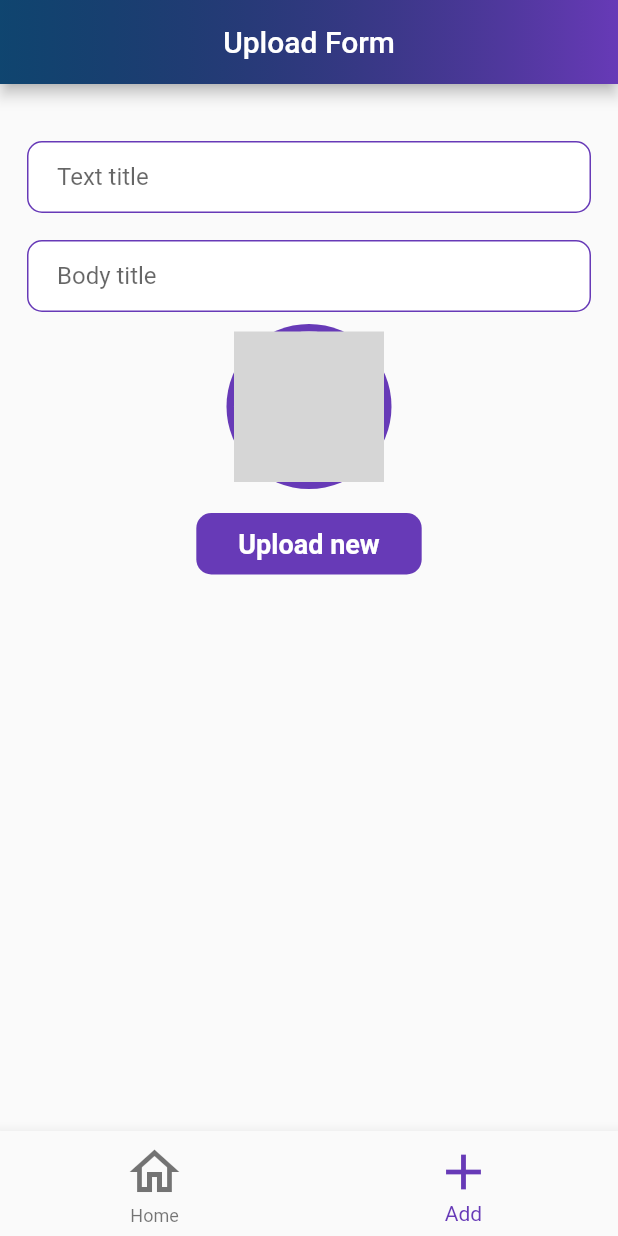
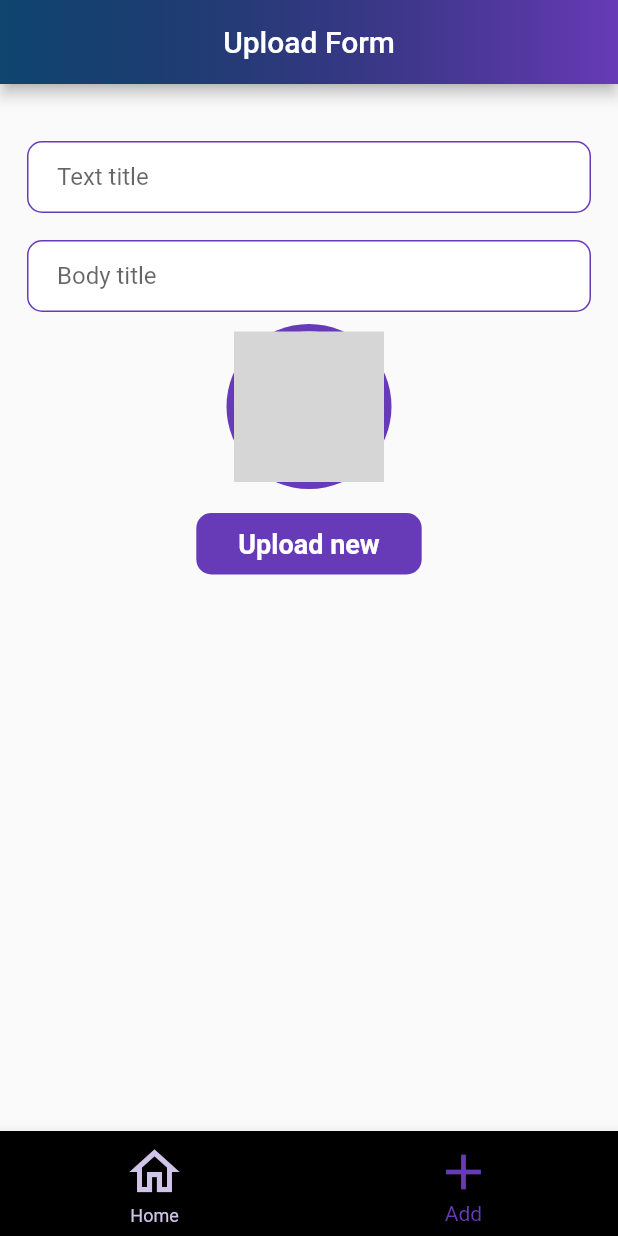
Before and after one commit to zehraeryoldas/socialmediafeedapp, a Flutter app: the screen it shows after launch, item 2 of the bottom bar chosen, on a phone screen of 412 x 824 dp. Run offline on Flutter 3.47's test engine with Material 2 defaults, Android fonts, the phone set to English and light mode, and no system bars; our stand-ins replace cloud_firestore, firebase_auth, firebase_core, firebase_storage, fluttertoast, image_picker and 1 more; accounts and stored records are empty; network calls fail; grey boxes are pictures that could not be loaded.

Commit message:
colors changed

```diff
--- a/lib/users/fragments/dashboard_fragment.dart
+++ b/lib/users/fragments/dashboard_fragment.dart
@@ -36,6 +36,7 @@ class _DashboardOfFragmentState extends State<DashboardOfFragment> {
     return Scaffold(
         body: _fragmentScreen[_indexNumber],
         bottomNavigationBar: BottomNavigationBar(
+            backgroundColor: Colors.black,
             currentIndex: _indexNumber,
             onTap: (value) {
               setState(() {
@@ -46,7 +47,7 @@ class _DashboardOfFragmentState extends State<DashboardOfFragment> {
             iconSize: 40,
             showUnselectedLabels: true,
             selectedItemColor: Colors.deepPurple,
-            unselectedItemColor: Colors.black54,
+            unselectedItemColor: Colors.deepPurple.shade100,
             items: List.generate(2, (index) {
               var navBtnProperty = _navigationButtonProperties[index];
               return BottomNavigationBarItem(
```
